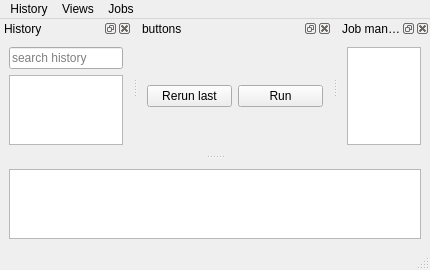
The window that noacli_ui.ui (kg4ydw/noacli) describes before a commit, drawn with Qt 5.
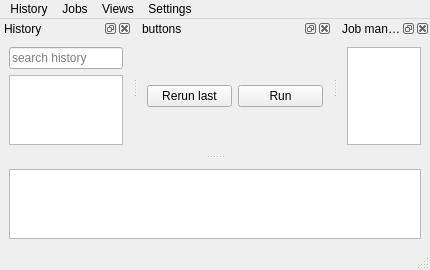
The same window after the commit. Custom widgets are drawn as their Qt base class.

Diff of the .ui file:
```diff
--- a/noacli_ui.ui
+++ b/noacli_ui.ui
@@ -60,9 +60,21 @@
      <string>Jobs</string>
     </property>
    </widget>
+   <widget class="QMenu" name="menuSettings">
+    <property name="title">
+     <string>Settings</string>
+    </property>
+    <addaction name="actionGsettings"/>
+    <addaction name="actionFavorites_editor"/>
+    <addaction name="separator"/>
+    <addaction name="actionGeoSave"/>
+    <addaction name="actionGeoRestore"/>
+    <addaction name="actionDeleteProfile"/>
+   </widget>
    <addaction name="historyMenu"/>
-   <addaction name="menuViews"/>
    <addaction name="menuJobs"/>
+   <addaction name="menuViews"/>
+   <addaction name="menuSettings"/>
   </widget>
   <widget class="QStatusBar" name="statusbar"/>
   <widget class="QDockWidget" name="history">
```
Left out of the diff: 69 changed lines with no effect on the pictures.
